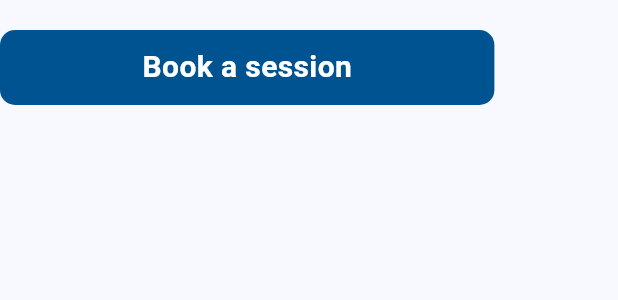
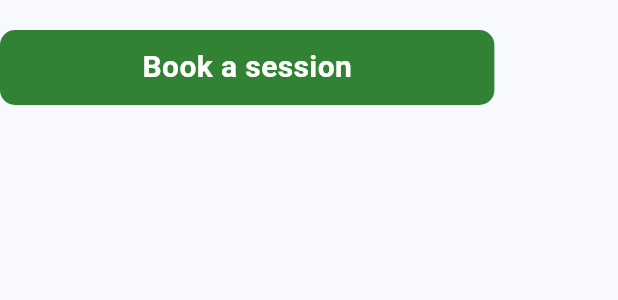
Before and after one commit to Team-CURLYBRACES/SoulNest, a Flutter app: the BookSessionButton widget shown alone on an empty page, opened directly, on a phone screen of 412 x 824 dp. Shown: the top 300 px of the screen. Run offline on Flutter 3.47's test engine with Material 3 defaults, Android fonts, the phone set to English and light mode, and no system bars; our stand-ins replace fl_chart, flutter_svg; missing offline and left inert: date_time_picker_widget, dialog_flowtter; Roboto replaces fonts that are missing (Poppins).

Commit message:
Book Session button color changed

```diff
--- a/lib/presentation/screens/counselor_profile_screen/widgets/bookSessionButton.dart
+++ b/lib/presentation/screens/counselor_profile_screen/widgets/bookSessionButton.dart
@@ -10,13 +10,13 @@ class BookSessionButton extends StatelessWidget {
       width: MediaQuery.of(context).size.width * 0.8,
       height: 50,
       decoration: BoxDecoration(
-        color: const Color.fromRGBO(0, 83, 145, 1),
+        color: const Color.fromRGBO(0, 100, 0, 0.8),
         borderRadius: BorderRadius.circular(10),
       ),
-      child: Center(
+      child: const Center(
         child: Text(
           'Book a session',
-          style: const TextStyle(
+          style: TextStyle(
             color: Colors.white,
             fontSize: 20,
             fontWeight: FontWeight.bold,
```
